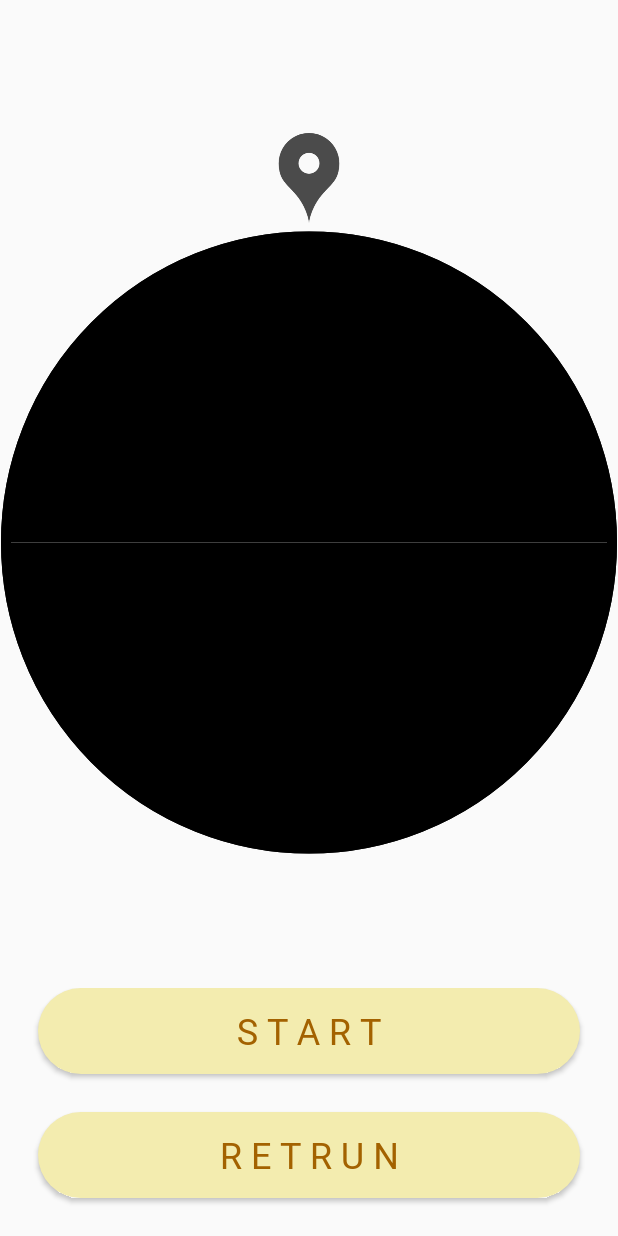
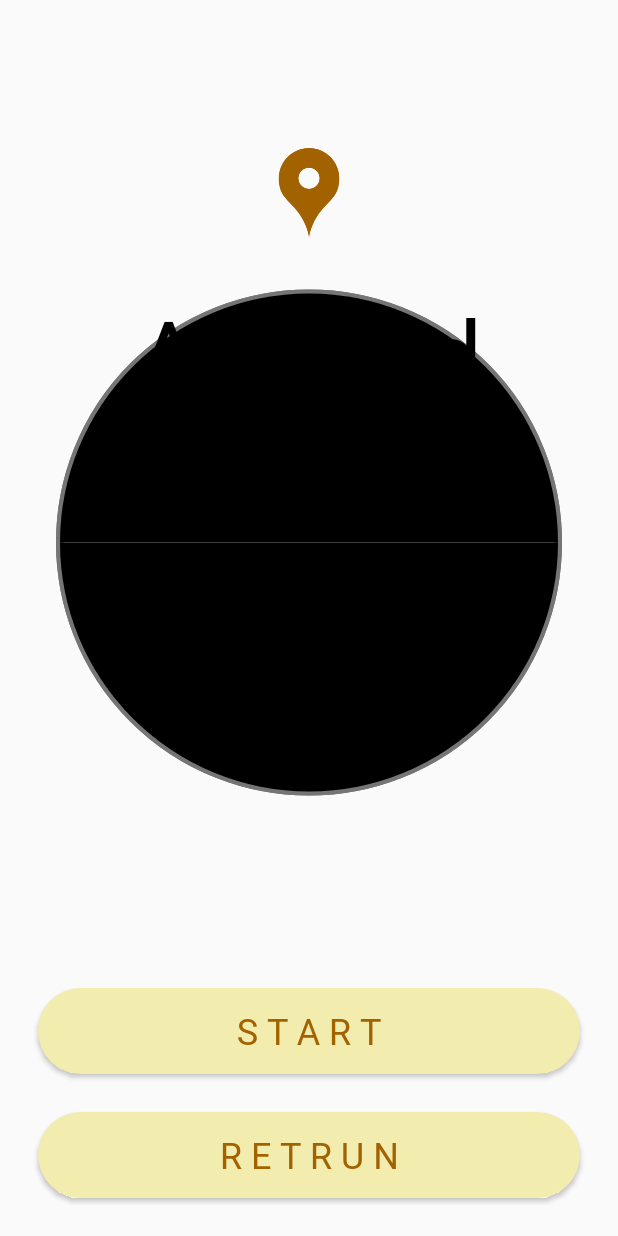
Before and after one commit to kenst723/Scratch_newer_Spring_2021, an Android app: the RouletteActivity screen opened directly, with no data from a screen before it, after a tap on "S T A R T", on a phone screen of 412 x 824 dp. Run offline under Robolectric (Android 15) with nearby library versions, the phone set to English and light mode, and no system bars; Roboto replaces fonts that are not available here; 4 statements that could not run were skipped.

Commit message:
new design

```diff
--- a/app/src/main/java/app/sato/ken/scratch_newer_spring_2021/activities/RouletteActivity.kt
+++ b/app/src/main/java/app/sato/ken/scratch_newer_spring_2021/activities/RouletteActivity.kt
@@ -6,7 +6,9 @@ import android.util.Log
 import androidx.appcompat.app.AppCompatActivity
 import app.sato.ken.scratch_newer_spring_2021.R
 import app.sato.ken.scratch_newer_spring_2021.fragment.RouletteFragment
+import app.sato.ken.scratch_newer_spring_2021.function.ShowSnackBar
 import app.sato.ken.scratch_newer_spring_2021.model.RotateListener
+import kotlinx.android.synthetic.main.activity_name_select.*
 
 import kotlinx.android.synthetic.main.activity_roulette.*
 
@@ -67,11 +69,20 @@ class RouletteActivity : AppCompatActivity() {
             @SuppressLint("SetTextI18n")
             override fun onRotateEnd(result: String) {
                 result_text.text = result
+
+                val snack = ShowSnackBar()
+
+                snack.show("結果は $result です!",
+                    "OK",
+                    roulette_coordinator,
+                    applicationContext.resources.getColor(R.color.colorPrimary),
+                    resources.getColor(R.color.colorSnackBarActTextColor)
+                )
             }
         }
 
         // random degrees (options)
-        val toDegrees = (2000..40000).random().toFloat()
+        val toDegrees = (2000..10000).random().toFloat()
         roulette.rotateRoulette(toDegrees, 4000, rouletteListener)
     }
 }
--- a/app/src/main/java/app/sato/ken/scratch_newer_spring_2021/customView/Roulette.kt
+++ b/app/src/main/java/app/sato/ken/scratch_newer_spring_2021/customView/Roulette.kt
@@ -2,14 +2,12 @@ package app.sato.ken.scratch_newer_spring_2021.customView
 
 import android.annotation.SuppressLint
 import android.content.Context
-import android.graphics.Canvas
-import android.graphics.Color
-import android.graphics.Paint
-import android.graphics.RectF
+import android.graphics.*
 import android.util.AttributeSet
 import android.view.View
 import android.view.animation.Animation
 import android.view.animation.RotateAnimation
+import androidx.core.view.*
 import app.sato.ken.scratch_newer_spring_2021.R
 import app.sato.ken.scratch_newer_spring_2021.model.RotateListener
 
@@ -47,9 +45,9 @@ class Roulette @JvmOverloads constructor(
 
 
         strokePaint.apply{
-            color = Color.BLACK
+            color = Color.rgb(117,117,117)
             style = Paint.Style.STROKE
-            strokeWidth = 10f
+            strokeWidth = 8f
             isAntiAlias = true
         }
         fillPaint.apply {
@@ -58,18 +56,19 @@ class Roulette @JvmOverloads constructor(
         }
         textPaint.apply {
             color = Color.BLACK
-            textSize = 60f
+            textSize = 100f
             textAlign = Paint.Align.CENTER
+            typeface = Typeface.createFromAsset(getContext().assets,"KodomoRounded.otf")
         }
     }
     @SuppressLint("DrawAllocation")
     override fun onDraw(canvas: Canvas?) {
         super.onDraw(canvas)
-        val rectLeft = left.toFloat() + 6
-        val rectRight = right.toFloat() - 6
+        val rectLeft = left.toFloat() + paddingLeft
+        val rectRight = right.toFloat() - paddingLeft
         val rectTop = height / 2f - rectRight / 2f - paddingTop
         val rectBottom = height / 2f + rectRight / 2f + paddingRight
-        val rectF = RectF(rectLeft, rectTop, rectRight, rectBottom)
+        val rectF = RectF(rectLeft+60, rectTop+60, rectRight-60, rectBottom-60)
         canvas?.drawArc(rectF, 0f, 360f, true, strokePaint)
 
         drawRoulette(canvas,rectF)
@@ -82,10 +81,7 @@ class Roulette @JvmOverloads constructor(
             val sweepAngle = 360f/rouletteSize.toFloat()
             val centerX = (rectF.left + rectF.right) / 2
             val centerY = (rectF.top + rectF.bottom) / 2
-            val radius = (rectF.right - rectF.left) / 2 * 0.5
-
-
-
+            val radius = (rectF.right - rectF.left) / 2 * 0.6
 
                 for (i in 0 until rouletteSize) {
                     fillPaint.color = Color.parseColor(colors[i])
@@ -138,6 +134,8 @@ class Roulette @JvmOverloads constructor(
         this.textSize = textSize
         invalidate()
     }
+
+
     fun setRouletteDataList(list : List<String>){
         this.rouletteDataList = list
         invalidate()
--- a/app/src/main/res/layout/activity_roulette.xml
+++ b/app/src/main/res/layout/activity_roulette.xml
@@ -33,6 +33,15 @@
                 android:layout_width="match_parent"
                 android:layout_height="wrap_content"
                 android:layout_weight="9" />-->
+            <androidx.coordinatorlayout.widget.CoordinatorLayout
+                android:id="@+id/roulette_coordinator"
+                android:layout_width="match_parent"
+                android:layout_height="wrap_content"
+                android:layout_gravity="bottom"
+                android:layout_marginLeft="25dp"
+                android:layout_marginRight="25dp"
+                android:layout_marginBottom="4dp" />
+
             <app.sato.ken.scratch_newer_spring_2021.customView.Roulette
                 android:id="@+id/roulette"
                 android:layout_width="wrap_content"
@@ -44,8 +53,8 @@
                 android:layout_width="60dp"
                 android:layout_height="60dp"
                 android:layout_gravity="center_horizontal"
-                android:layout_marginTop="24dp"
-                app:srcCompat="@drawable/pin" />
+                android:layout_marginTop="34dp"
+                app:srcCompat="@drawable/pin_brown" />
         </FrameLayout>
 
     </LinearLayout>
```
Also changed, not shown: app/src/main/java/app/sato/ken/scratch_newer_spring_2021/activities/NameSelectActivity.kt (+0 -10 lines), app/src/main/res/layout/activity_name_select.xml (+0 -10 lines), app/src/main/res/drawable/pin_brown.png (added).
